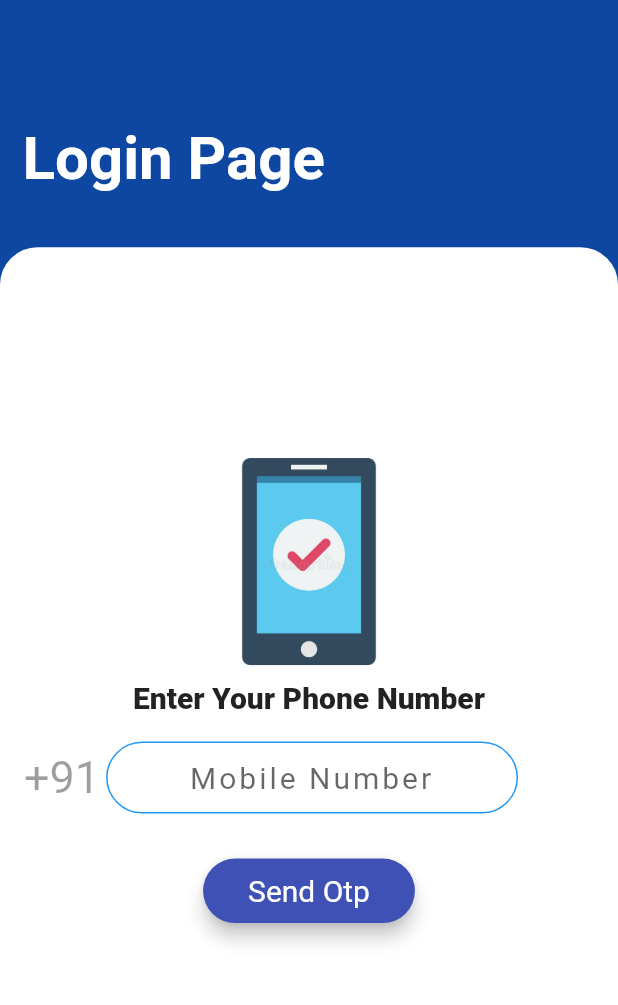
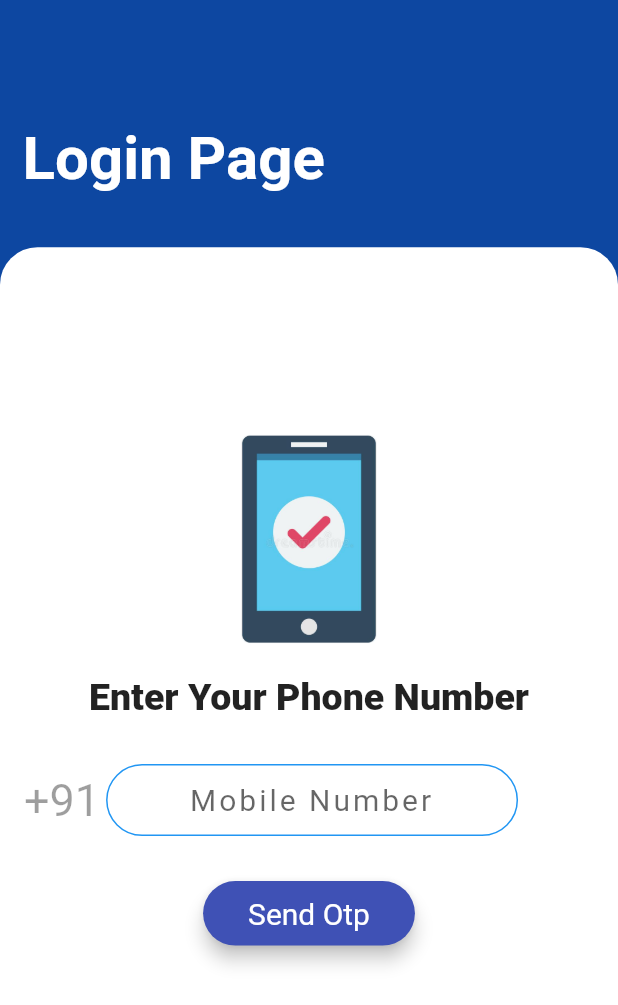
Before and after one commit to Ayushsahu6700/Login-Screen-Bloc, a Flutter app: the screen it shows after launch, on a phone screen of 412 x 824 dp. Shown: the top 1005 px of the screen. Run offline on Flutter 3.47's test engine with Material 2 defaults, Android fonts, the light colour scheme and no system bars; drawn by our look-alikes of bouncing_widget, show_up_animation; our stand-ins replace otp_text_field.

Commit message:
improving ui

```diff
--- a/lib/views/firstpage.dart
+++ b/lib/views/firstpage.dart
@@ -96,12 +96,12 @@ class _MyHomePageState extends State<MyHomePage>
                         ),
                       ),
                       Padding(
-                        padding: const EdgeInsets.all(4.0),
+                        padding: const EdgeInsets.all(16.0),
                         child: Text(
                           "Enter Your Phone Number", //
 
                           style: TextStyle(
-                              fontSize: 20, fontWeight: FontWeight.w900),
+                              fontSize: 25, fontWeight: FontWeight.w900),
                         ),
                       ),
                       Row(
--- a/lib/views/otpScreen.dart
+++ b/lib/views/otpScreen.dart
@@ -123,6 +123,10 @@ class _otpScreenState extends State<otpScreen>
                           length: 5,
                           width: MediaQuery.of(context).size.width,
                           fieldWidth: 40,
+                          otpFieldStyle: OtpFieldStyle(
+                              backgroundColor: Colors.blue.shade50,
+                              enabledBorderColor: Colors.deepPurple,
+                              errorBorderColor: Colors.red),
                           style: TextStyle(
                               fontSize: 17, fontWeight: FontWeight.w700),
                           textFieldAlignment: MainAxisAlignment.spaceAround,
@@ -132,7 +136,7 @@ class _otpScreenState extends State<otpScreen>
                             pin = value.toString();
                           },
                           onCompleted: (value) {
-                            print(value);
+                            otpBloc.eventSink.add(pin);
                           },
                         ),
                       ),
```
